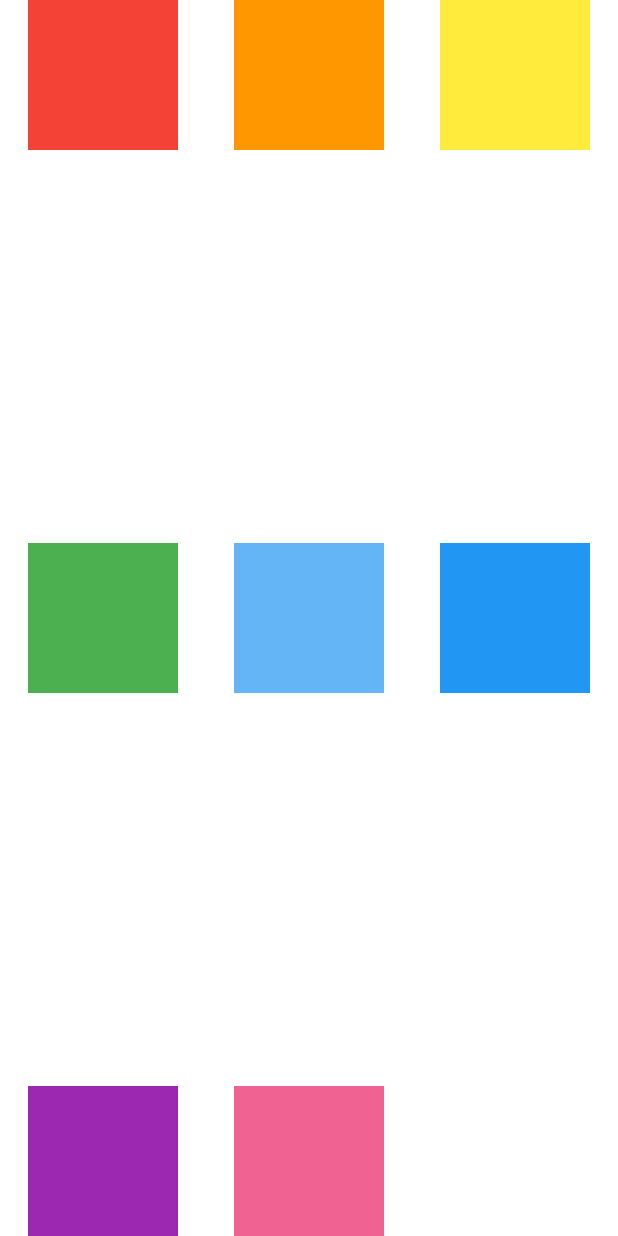
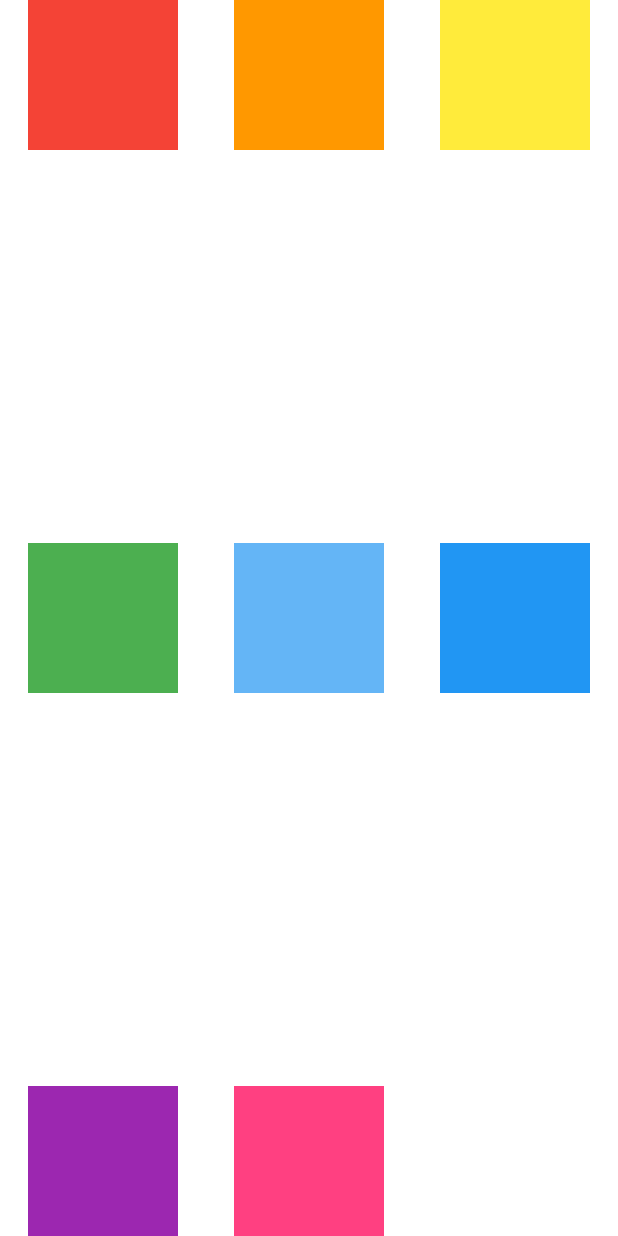
Before and after one commit to INatanDev/flutter-basic-commands, a Flutter app: the screen it shows after launch, on a phone screen of 412 x 824 dp. Run offline on Flutter 3.47's test engine with Material 2 defaults, Android fonts, the phone set to English and light mode, and no system bars.

Commit message:
changing colors

```diff
--- a/lib/main.dart
+++ b/lib/main.dart
@@ -80,7 +80,7 @@ class MyApp extends StatelessWidget {
                     height: 100,
                   ),
                   Container(
-                    color: Colors.pink.shade300,
+                    color: Colors.pinkAccent,
                     width: 100,
                     height: 100,
                   ),
```
